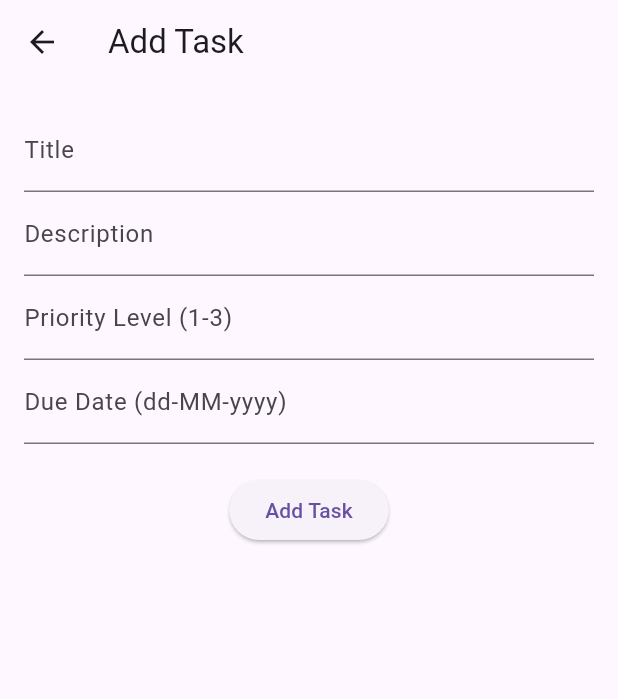
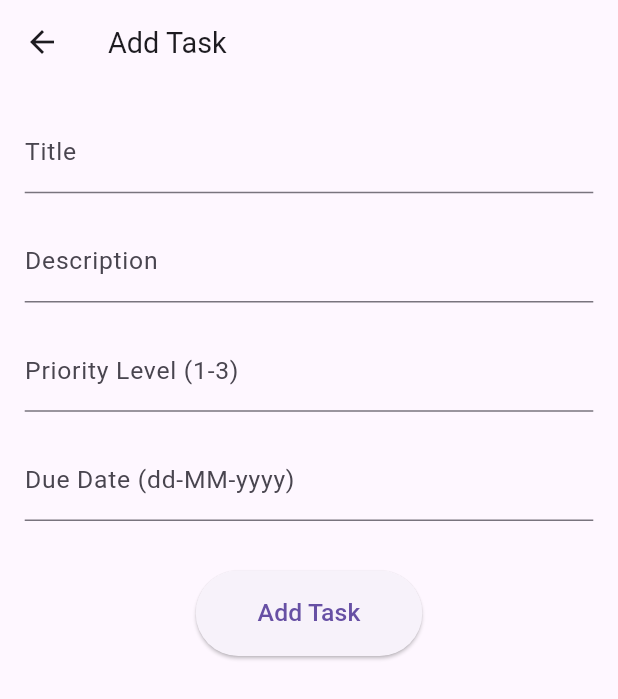
Before and after one commit to BhavishyaBhojwani/To-Do-App, a Flutter app: the screen it shows after launch, after a tap on the "add" icon, on a phone screen of 412 x 824 dp. Shown: the top 699 px of the screen. Run offline on Flutter 3.47's test engine with Material 3 defaults, Android fonts, the phone set to English and light mode, and no system bars; our stand-ins replace anim_search_bar, cloud_firestore, firebase_core, get, sizer; accounts and stored records are empty.

Commit message:
Responsive , Priority Complete , Loader when fetching task from firebadse complete)

```diff
--- a/lib/controllers/task_controller.dart
+++ b/lib/controllers/task_controller.dart
@@ -5,6 +5,7 @@ import '../services/firebase_service.dart';
 class TaskController extends GetxController {
   var tasks = <Task>[].obs;
   var searchQuery = ''.obs;
+  var isLoading = true.obs; // Add isLoading state
 
   final FirebaseService _firebaseService = FirebaseService();
 
@@ -15,8 +16,10 @@ class TaskController extends GetxController {
   }
 
   void fetchTasks() async {
+    isLoading.value = true; // Set loading state
     var fetchedTasks = await _firebaseService.getTasks();
     tasks.assignAll(fetchedTasks);
+    isLoading.value = false; // Set loading state
   }
 
   void addTask(Task task) {
@@ -45,13 +48,30 @@ class TaskController extends GetxController {
     }
   }
 
+  void sortByPriority() {
+    tasks.sort((a, b) => a.priorityLevel.compareTo(b.priorityLevel));
+  }
+
+  void sortByDueDate() {
+    tasks.sort((a, b) => a.dueDate.compareTo(b.dueDate));
+  }
+
+  void sortByCreationDate() {
+    tasks.sort((a, b) =>
+        a.id.compareTo(b.id)); // Assuming ID is based on creation date
+  }
+
   List<Task> get filteredTasks {
     if (searchQuery.value.isEmpty) {
       return tasks;
     } else {
       return tasks.where((task) {
-        return task.title.toLowerCase().contains(searchQuery.value.toLowerCase()) ||
-            task.description.toLowerCase().contains(searchQuery.value.toLowerCase());
+        return task.title
+                .toLowerCase()
+                .contains(searchQuery.value.toLowerCase()) ||
+            task.description
+                .toLowerCase()
+                .contains(searchQuery.value.toLowerCase());
       }).toList();
     }
   }
--- a/lib/views/add_task_view.dart
+++ b/lib/views/add_task_view.dart
@@ -2,6 +2,7 @@ import 'package:cloud_firestore/cloud_firestore.dart';
 import 'package:flutter/material.dart';
 import 'package:get/get.dart';
 import 'package:intl/intl.dart';
+import 'package:sizer/sizer.dart';
 import '../controllers/task_controller.dart';
 import '../models/task_model.dart';
 
@@ -14,30 +15,36 @@ class AddTaskView extends StatelessWidget {
 
   @override
   Widget build(BuildContext context) {
+    return Sizer(
+      builder: (context, orientation, deviceType) {
         return Scaffold(
           appBar: AppBar(
-        title: Text('Add Task'),
+            title: Text('Add Task', style: TextStyle(fontSize: 14.sp)),
           ),
           body: Padding(
-        padding: const EdgeInsets.all(16.0),
+            padding: EdgeInsets.all(4.w),
+            child: SingleChildScrollView(
               child: Column(
                 children: [
                   TextField(
                     controller: _titleController,
-              decoration: InputDecoration(labelText: 'Title'),
+                    decoration: InputDecoration(labelText: 'Title', labelStyle: TextStyle(fontSize: 12.sp)),
                   ),
+                  SizedBox(height: 2.h),
                   TextField(
                     controller: _descriptionController,
-              decoration: InputDecoration(labelText: 'Description'),
+                    decoration: InputDecoration(labelText: 'Description', labelStyle: TextStyle(fontSize: 12.sp)),
                   ),
+                  SizedBox(height: 2.h),
                   TextField(
                     controller: _priorityController,
-              decoration: InputDecoration(labelText: 'Priority Level (1-3)'),
+                    decoration: InputDecoration(labelText: 'Priority Level (1-3)', labelStyle: TextStyle(fontSize: 12.sp)),
                     keyboardType: TextInputType.number,
                   ),
+                  SizedBox(height: 2.h),
                   TextField(
                     controller: _dueDateController,
-              decoration: InputDecoration(labelText: 'Due Date (dd-MM-yyyy)'),
+                    decoration: InputDecoration(labelText: 'Due Date (dd-MM-yyyy)', labelStyle: TextStyle(fontSize: 12.sp)),
                     onTap: () async {
                       DateTime? pickedDate = await showDatePicker(
                         context: context,
@@ -50,7 +57,7 @@ class AddTaskView extends StatelessWidget {
                       }
                     },
                   ),
-            SizedBox(height: 20),
+                  SizedBox(height: 4.h),
                   ElevatedButton(
                     onPressed: () {
                       var newTask = Task(
@@ -63,11 +70,17 @@ class AddTaskView extends StatelessWidget {
                       _taskController.addTask(newTask);
                       Get.back();
                     },
-              child: Text('Add Task'),
+                    child: Text('Add Task', style: TextStyle(fontSize: 12.sp)),
+                    style: ElevatedButton.styleFrom(
+                      padding: EdgeInsets.symmetric(horizontal: 10.w, vertical: 2.h),
+                    ),
                   ),
                 ],
               ),
             ),
+          ),
+        );
+      },
     );
   }
 }
--- a/lib/views/task_list_view.dart
+++ b/lib/views/task_list_view.dart
@@ -1,9 +1,9 @@
 import 'package:flutter/material.dart';
 import 'package:get/get.dart';
 import 'package:anim_search_bar/anim_search_bar.dart';
+import 'package:sizer/sizer.dart';
 import '../controllers/task_controller.dart';
 import '../widgets/task_tile.dart';
-import '../utils/my_colors.dart';
 
 class TaskListView extends StatelessWidget {
   final TaskController _taskController = Get.put(TaskController());
@@ -11,31 +11,70 @@ class TaskListView extends StatelessWidget {
 
   @override
   Widget build(BuildContext context) {
+    return Sizer(
+      builder: (context, orientation, deviceType) {
         return Scaffold(
           appBar: AppBar(
             title: Text(
               'To-Do List',
               style: TextStyle(
                 fontWeight: FontWeight.bold,
-            fontSize: 20,
+                fontSize: 18.sp,
               ),
             ),
-        centerTitle: true,
             actions: [
               IconButton(
-            icon: Icon(Icons.add),
+                icon: Icon(Icons.add, size: 25.sp),
                 onPressed: () {
                   Get.toNamed('/add-task');
                 },
               ),
+              Padding(
+                padding: EdgeInsets.only(right: 4.w),
+                child: Image.asset(
+                  'assets/images/hi.png',
+                  width: 14.w,
+                  height: 10.h,
+                  fit: BoxFit.cover,
+                ),
+              ),
+              PopupMenuButton(
+                itemBuilder: (context) => [
+                  PopupMenuItem(
+                    child: Text('Sort by Priority'),
+                    value: 'priority',
+                  ),
+                  PopupMenuItem(
+                    child: Text('Sort by Due Date'),
+                    value: 'dueDate',
+                  ),
+                  PopupMenuItem(
+                    child: Text('Sort by Creation Date'),
+                    value: 'creationDate',
+                  ),
+                ],
+                onSelected: (value) {
+                  switch (value) {
+                    case 'priority':
+                      _taskController.sortByPriority();
+                      break;
+                    case 'dueDate':
+                      _taskController.sortByDueDate();
+                      break;
+                    case 'creationDate':
+                      _taskController.sortByCreationDate();
+                      break;
+                  }
+                },
+              ),
             ],
           ),
-      body: Column(
+          body: Padding(
+            padding: EdgeInsets.symmetric(horizontal: 4.w),
+            child: Column(
               children: [
-          Padding(
-            padding: const EdgeInsets.symmetric(horizontal: 16),
-            child: AnimSearchBar(
-              width: MediaQuery.of(context).size.width - 32,
+                AnimSearchBar(
+                  width: 90.w,
                   textController: textController,
                   onSuffixTap: () {
                     textController.clear();
@@ -45,15 +84,26 @@ class TaskListView extends StatelessWidget {
                     _taskController.searchQuery.value = text;
                   },
                   helpText: 'Search tasks...',
-              suffixIcon: Icon(Icons.clear),
-              animationDurationInMilli: 400,
+                  suffixIcon: Icon(Icons.clear, size: 20.sp),
+                  animationDurationInMilli: 250,
                 ),
-          ),
+                SizedBox(height: 0.2.h),
                 Expanded(
                   child: Obx(() {
+                    if (_taskController.isLoading.value) {
+                      // Show a loader while data is being fetched
+                      return Center(
+                        child: CircularProgressIndicator(),
+                      );
+                    } else {
                       final filteredTasks = _taskController.filteredTasks;
                       if (filteredTasks.isEmpty) {
-                return Center(child: Text('No tasks yet!'));
+                        return Center(
+                          child: Text(
+                            'No tasks yet!',
+                            style: TextStyle(fontSize: 14.sp),
+                          ),
+                        );
                       }
                       return ListView.builder(
                         itemCount: filteredTasks.length,
@@ -61,10 +111,14 @@ class TaskListView extends StatelessWidget {
                           return TaskTile(task: filteredTasks[index], index: index);
                         },
                       );
+                    }
                   }),
                 ),
               ],
             ),
+          ),
+        );
+      },
     );
   }
 }
--- a/pubspec.yaml
+++ b/pubspec.yaml
@@ -41,6 +41,7 @@ dependencies:
   firebase_core:
   cloud_firestore:
   anim_search_bar: ^2.0.3
+  sizer: ^2.0.15
 
 dev_dependencies:
   flutter_test:
@@ -65,8 +66,8 @@ flutter:
   uses-material-design: true
 
   # To add assets to your application, add an assets section, like this:
-  # assets:
-  #   - images/a_dot_burr.jpeg
+  assets:
+    - assets/images/
   #   - images/a_dot_ham.jpeg
 
   # An image asset can refer to one or more resolution-specific "variants", see
```
Also changed, not shown: lib/views/edit_task_view.dart (+21 -8 lines), lib/widgets/task_tile.dart (+61 -16 lines), assets/images/hi.png (added), pubspec.lock, 1 other file. Lines whose indentation alone changed are shown as unchanged.
